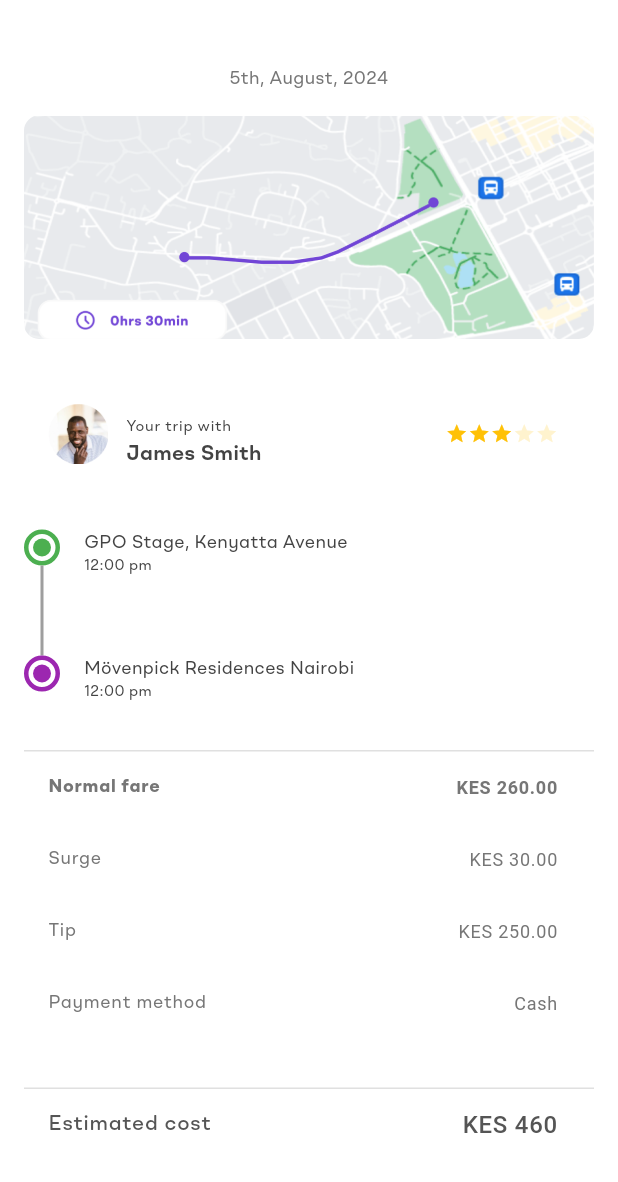
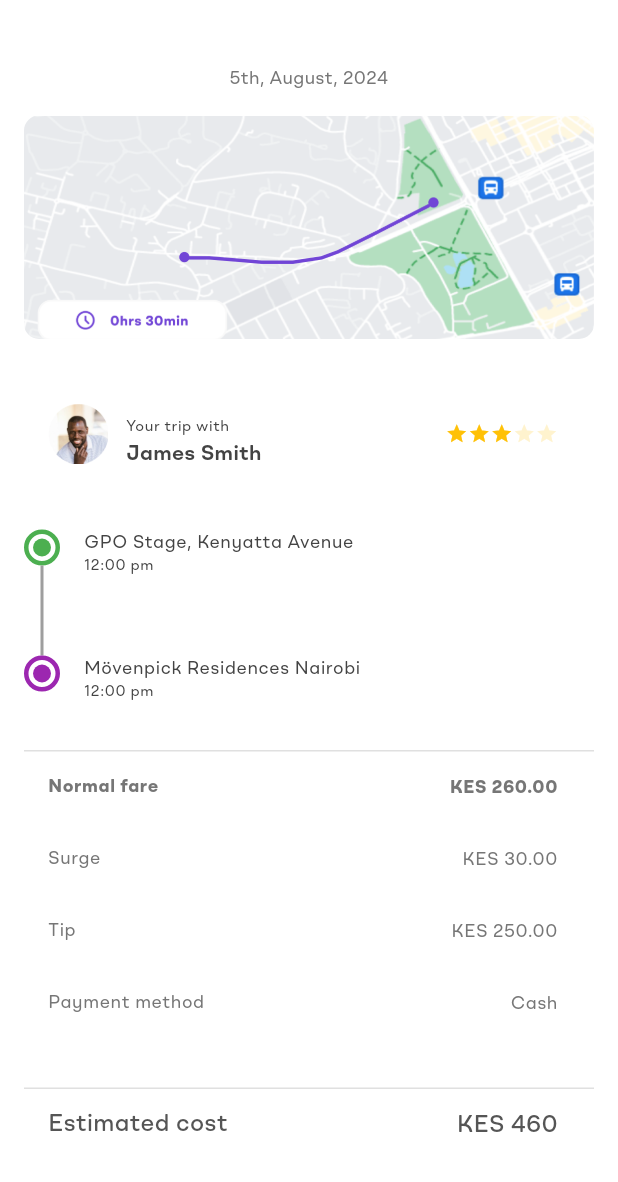
Before and after one commit to bree254/customer_hailing_app, a Flutter app: the TripHistoryScreen screen opened by its route, after a tap on "I&M Bank Building", on a phone screen of 412 x 824 dp, the part 54-1236 px from its top. Run offline on Flutter 3.47's test engine with Material 3 defaults, Android fonts, the phone set to English and light mode, and no system bars; drawn by our look-alikes of flutter_rating_bar; our stand-ins replace awesome_notifications, connectivity_plus, dio, firebase_core, firebase_crashlytics, firebase_messaging and 10 more; accounts and stored records are empty.

Commit message:
Updating existing text components throughout the codebase to use the standardised text styles  on app text styles
Screens updated ,
Trip History screens
-trip_history_screen
-history_details_screen
-custom_stepper

```diff
--- a/lib/presentation/trip_history/history_details_screen.dart
+++ b/lib/presentation/trip_history/history_details_screen.dart
@@ -88,21 +88,20 @@ class _HistoryDetailsScreenState extends State<HistoryDetailsScreen> {
                         backgroundColor: Colors.transparent,
                         child: Image.asset('assets/images/driver.png'),
                       ),
-                      title: const Text(
+                      title:  Text(
                         'Your trip with',
-                        style: TextStyle(
-                          color: Color(0xFF434343),
-                          fontSize: 10,
-                          fontWeight: FontWeight.w400,
+                        style:AppTextStyles.bodySmall.copyWith(
+                          color: formTextLabelColor,
+                          fontSize: 10.0,// Color of the title text
                         ),
                       ),
-                      subtitle:const Text(
+                      subtitle: Text(
                         'James Smith',
-                        style: TextStyle(
-                          color: Color(0xFF434343),
-                          fontSize: 14,
-                          fontWeight: FontWeight.w600,
+                        style:AppTextStyles.text14Black600.copyWith(
+                          color: formTextLabelColor,
+
                         ),
+
                       ),
                       trailing: RatingBarIndicator(
                         rating: _userRating,
@@ -135,82 +134,68 @@ class _HistoryDetailsScreenState extends State<HistoryDetailsScreen> {
                       color: Colors.grey[300],
                       thickness: 1,
                     ),
-                    const ListTile(
+                     ListTile(
                         title: Text(
                           'Normal fare',
-                          style: TextStyle(
-                            color: Color(0xFF767676),
-                            fontSize: 12,
+                          style: AppTextStyles.bodySmall.copyWith(
+                            color: searchtextGrey,
                             fontWeight: FontWeight.w700,
                           ),
                         ),
                         trailing:Text(
                           'KES 260.00',
                           textAlign: TextAlign.right,
-                          style: TextStyle(
-                            color: Color(0xFF767676),
-                            fontSize: 12,
+                          style: AppTextStyles.bodySmall.copyWith(
+                            color: searchtextGrey,
                             fontWeight: FontWeight.w700,
                           ),
                         )
                     ),
 
-                    const ListTile(
+                     ListTile(
                         title: Text(
                           'Surge ',
-                          style: TextStyle(
-                            color: Color(0xFF767676),
-                            fontSize: 12,
-                            fontWeight: FontWeight.w400,
+                          style: AppTextStyles.bodySmall.copyWith(
+                            color: searchtextGrey,
                           ),
                         ),
                         trailing:Text(
                           'KES 30.00',
                           textAlign: TextAlign.right,
-                          style: TextStyle(
-                            color: Color(0xFF767676),
-                            fontSize: 12,
-                            fontWeight: FontWeight.w400,
+                          style: AppTextStyles.bodySmall.copyWith(
+                            color: searchtextGrey,
                           ),
                         ),
                     ),
 
-                    const ListTile(
+                     ListTile(
                         title: Text(
                           'Tip',
-                          style: TextStyle(
-                            color: Color(0xFF767676),
-                            fontSize: 12,
-                            fontWeight: FontWeight.w400,
+                          style: AppTextStyles.bodySmall.copyWith(
+                            color: searchtextGrey,
                           ),
                         ),
                         trailing: Text(
                           'KES 250.00',
                           textAlign: TextAlign.right,
-                          style: TextStyle(
-                            color: Color(0xFF767676),
-                            fontSize: 12,
-                            fontWeight: FontWeight.w400,
+                          style: AppTextStyles.bodySmall.copyWith(
+                            color: searchtextGrey,
                           ),
                         )
                     ),
 
-                    const ListTile(
+                     ListTile(
                         title: Text(
                           'Payment method',
-                          style: TextStyle(
-                            color: Color(0xFF767676),
-                            fontSize: 12,
-                            fontWeight: FontWeight.w400,
+                          style: AppTextStyles.bodySmall.copyWith(
+                            color: searchtextGrey,
                           ),
                         ),
                         trailing: Text(
                           'Cash',
                           textAlign: TextAlign.right,
-                          style: TextStyle(
-                            color: Color(0xFF767676),
-                            fontSize: 12,
-                            fontWeight: FontWeight.w400,
+                          style: AppTextStyles.bodySmall.copyWith(
+                            color: searchtextGrey,
                           ),
                         )
                     ),
@@ -219,22 +204,20 @@ class _HistoryDetailsScreenState extends State<HistoryDetailsScreen> {
                       color: Colors.grey[300],
                       thickness: 1,
                     ),
-                    const ListTile(
+                     ListTile(
                         title: Text(
                           'Estimated cost',
-                          style: TextStyle(
-                            color: Color(0xFF555555),
-                            fontSize: 14,
-                            fontWeight: FontWeight.w500,
+                          style: AppTextStyles.text14Black500.copyWith(
+                            color: darkerGrey,
+                            fontSize: 16.0,
                           ),
                         ),
                         trailing: Text(
                           'KES 460',
                           textAlign: TextAlign.right,
-                          style: TextStyle(
-                            color: Color(0xFF555555),
-                            fontSize: 16,
-                            fontWeight: FontWeight.w500,
+                          style: AppTextStyles.text14Black500.copyWith(
+                            color: darkerGrey,
+                            fontSize: 16.0,
                           ),
                         )
                     ),
@@ -248,10 +231,8 @@ class _HistoryDetailsScreenState extends State<HistoryDetailsScreen> {
                         backgroundColor: primaryColor,
                         elevation: 0,
                       ),
-                      buttonTextStyle: const TextStyle(
+                      buttonTextStyle: AppTextStyles.bodySmallPrimary.copyWith(
                         color: Colors.white,
-                        fontSize: 12,
-                        fontWeight: FontWeight.w500,
                       ),
                     ),
                     const SizedBox(height: 8,),
@@ -267,9 +248,7 @@ class _HistoryDetailsScreenState extends State<HistoryDetailsScreen> {
                           side: const BorderSide(color: primaryColor),
                           elevation: 0,
                         ),
-                        buttonTextStyle: const TextStyle(
-                          color: primaryColor,
-                          fontSize: 12,
+                        buttonTextStyle: AppTextStyles.bodySmallPrimary.copyWith(
                           fontWeight: FontWeight.w500,
                         ),
                       ),
--- a/lib/presentation/trip_history/trip_history_screen.dart
+++ b/lib/presentation/trip_history/trip_history_screen.dart
@@ -61,30 +61,18 @@ class _TripHistoryScreenState extends State<TripHistoryScreen> {
                 ),
                 title: Text(
                   history['destination'] ?? '',
-                  style: const TextStyle(
-                    fontWeight: FontWeight.w400,
-                    fontSize: 14,
-                    color: Color(0xFF555555),
-                  ),
+                    style:AppTextStyles.listTileTitle
                 ),
                 subtitle: Column(
                   crossAxisAlignment: CrossAxisAlignment.start,
                   children: [
                     Text(
                       history['time'] ?? '',
-                      style: const TextStyle(
-                        color: Color(0xFF9CA3AF),
-                        fontSize: 12,
-                        fontWeight: FontWeight.w400,
-                      ),
+                        style:AppTextStyles.listTileSubtitle
                     ),
                     Text(
                       history['price'] ?? '',
-                      style: const TextStyle(
-                        color: Color(0xFF9CA3AF),
-                        fontSize: 12,
-                        fontWeight: FontWeight.w400,
-                      ),
+                        style:AppTextStyles.listTileSubtitle
                     ),
                   ],
                 ),
@@ -109,16 +97,9 @@ class _TripHistoryScreenState extends State<TripHistoryScreen> {
                         child:Image.asset(height: 10,width:10,'assets/images/rotate.png'),
                       ),
                       const SizedBox(width: 6),
-                      const Text(
+                       Text(
                         'Rebook',
-                        style: TextStyle(
-                          color: Color(0xFF1F2A37),
-                          fontSize: 10,
-                          fontFamily: 'BR Omny',
-                          fontWeight: FontWeight.w400,
-                          height: 0.20,
-                          letterSpacing: 0.25,
-                        ),
+                        style:AppTextStyles.rebookButtonText
                       ),
                     ],
                   ),
--- a/lib/widgets/custom_stepper.dart
+++ b/lib/widgets/custom_stepper.dart
@@ -1,3 +1,4 @@
+import 'package:customer_hailing/core/app_export.dart';
 import 'package:flutter/material.dart';
 
 class CustomStepperWidget extends StatelessWidget {
@@ -71,19 +72,17 @@ class CustomStepperWidget extends StatelessWidget {
                   children: [
                     Text(
                       step.title,
-                      style: const TextStyle(
-                        color: Color(0xFF434343),
-                        fontSize: 12,
-                        fontWeight: FontWeight.w400,
+                      style:AppTextStyles.bodySmall.copyWith(
+                        color: formTextLabelColor,  // Color of the title text
                       ),
                     ),
                     Text(
                       step.subtitle,
-                      style: const TextStyle(
-                        color: Color(0xFF434343),
-                        fontSize: 10,
-                        fontWeight: FontWeight.w400,
-                      ),)
+                      style:AppTextStyles.bodySmall.copyWith(
+                        color: formTextLabelColor,
+                        fontSize: 10.0,// Color of the title text
+                      ),
+)
                   ],
                 ),
               ),
```
